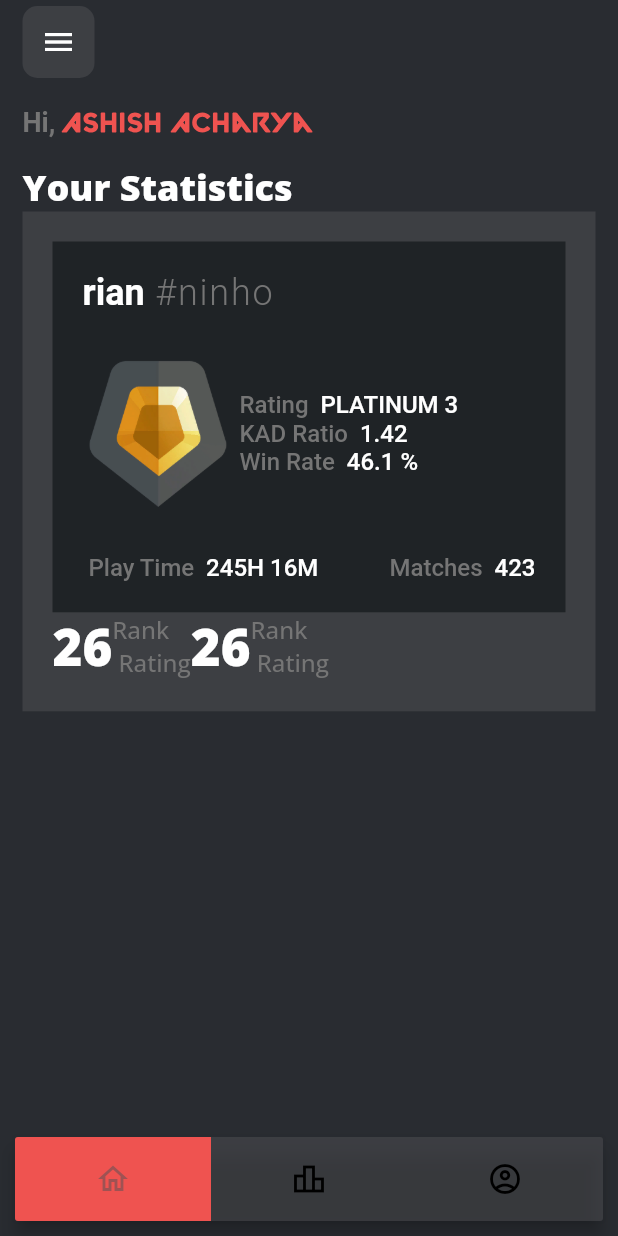
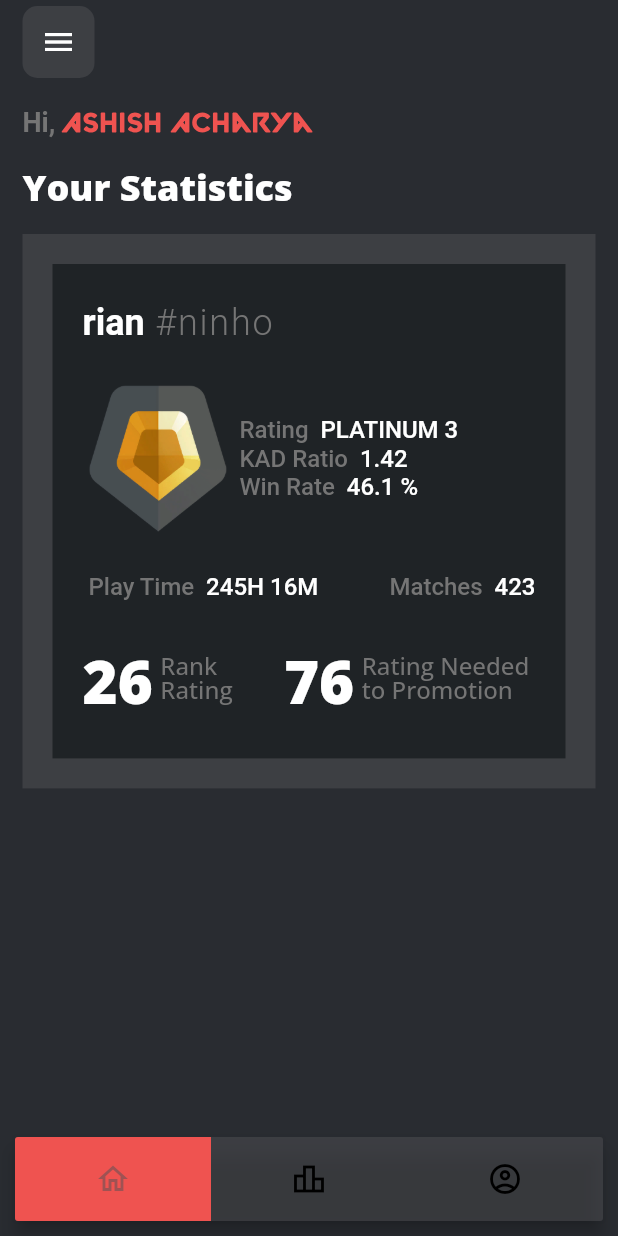
Before and after one commit to AshishAcharya083/valorant-stats, a Flutter app: the screen it shows after launch, on a phone screen of 412 x 824 dp. Run offline on Flutter 3.47's test engine with Material 2 defaults, Android fonts, the phone set to English and light mode, and no system bars; drawn by our look-alikes of flutter_snake_navigationbar.

Commit message:
large text added

```diff
--- a/lib/ui/components/large_text.dart
+++ b/lib/ui/components/large_text.dart
@@ -2,20 +2,31 @@ import 'package:flutter/material.dart';
 import 'package:valo_stats/utils/text_styles.dart';
 
 class LargeTexts extends StatelessWidget {
-  const LargeTexts({Key? key}) : super(key: key);
+  final String number;
+  final String text;
+
+  LargeTexts(this.number, this.text);
 
   @override
   Widget build(BuildContext context) {
     return Row(
       children: [
         Text(
-          "26",
+          number,
           style: TextStyle(
-              fontWeight: FontWeight.w900, fontSize: 34, color: Colors.white),
+              // height: 2,
+              fontWeight: FontWeight.w900,
+              fontSize: 40,
+              color: Colors.white),
+        ),
+        const SizedBox(
+          width: 5,
         ),
         Text(
-          "Rank \n Rating",
-          style: kSmallGreyTextStyle,
+          text,
+          style: kSmallGreyTextStyle.copyWith(
+            height: 1,
+          ),
         )
       ],
     );
--- a/lib/ui/pages/home/home_page.dart
+++ b/lib/ui/pages/home/home_page.dart
@@ -54,6 +54,9 @@ class HomePage extends StatelessWidget {
                 "Your Statistics",
                 style: kExtraBoldTextStyle,
               ),
+              const SizedBox(
+                height: 15,
+              ),
               Container(
                 /// large container of light grey color
                 decoration: BoxDecoration(color: kLightGrayColor),
@@ -61,15 +64,15 @@ class HomePage extends StatelessWidget {
                 padding: EdgeInsets.all(20),
                 child: Column(
                   children: [
+                    /// container of dark blue color containg name of the player
                     Container(
-                      /// container of dark blue color containg name of the player
-                      padding: EdgeInsets.all(20),
-                      height: ScreenSize.getScreenHeight(context) * 0.3,
+                      padding: EdgeInsets.symmetric(horizontal: 20),
+                      height: ScreenSize.getScreenHeight(context) * 0.4,
                       decoration: BoxDecoration(
                         color: kDarkBlueGrayColor,
                       ),
                       child: Column(
-                        mainAxisAlignment: MainAxisAlignment.spaceBetween,
+                        mainAxisAlignment: MainAxisAlignment.spaceEvenly,
                         crossAxisAlignment: CrossAxisAlignment.start,
                         children: [
                           RichText(
@@ -120,6 +123,8 @@ class HomePage extends StatelessWidget {
                               // Image.asset('images/rank_icon/diamond1.png'),
                             ],
                           ),
+
+                          /// play time and no. of matches
                           Row(
                             mainAxisAlignment: MainAxisAlignment.spaceBetween,
                             children: [
@@ -127,12 +132,18 @@ class HomePage extends StatelessWidget {
                               GreyWhiteTextComponent("Matches", "423"),
                             ],
                           ),
+
+                          /// rank ratings and rating needed to promotion
+                          Row(
+                            mainAxisAlignment: MainAxisAlignment.spaceBetween,
+                            children: [
+                              LargeTexts("26", "Rank \nRating"),
+                              LargeTexts("76", "Rating Needed \nto Promotion")
+                            ],
+                          )
                         ],
                       ),
                     ),
-                    Row(
-                      children: [LargeTexts(), LargeTexts()],
-                    )
                   ],
                 ),
               ),
```
